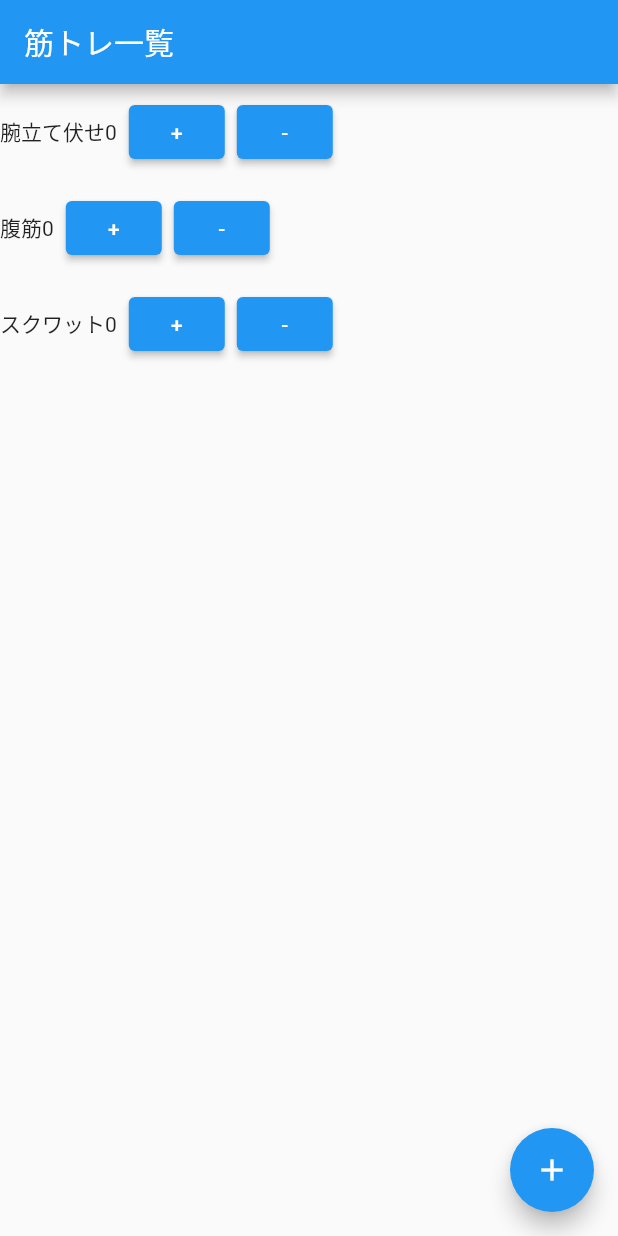
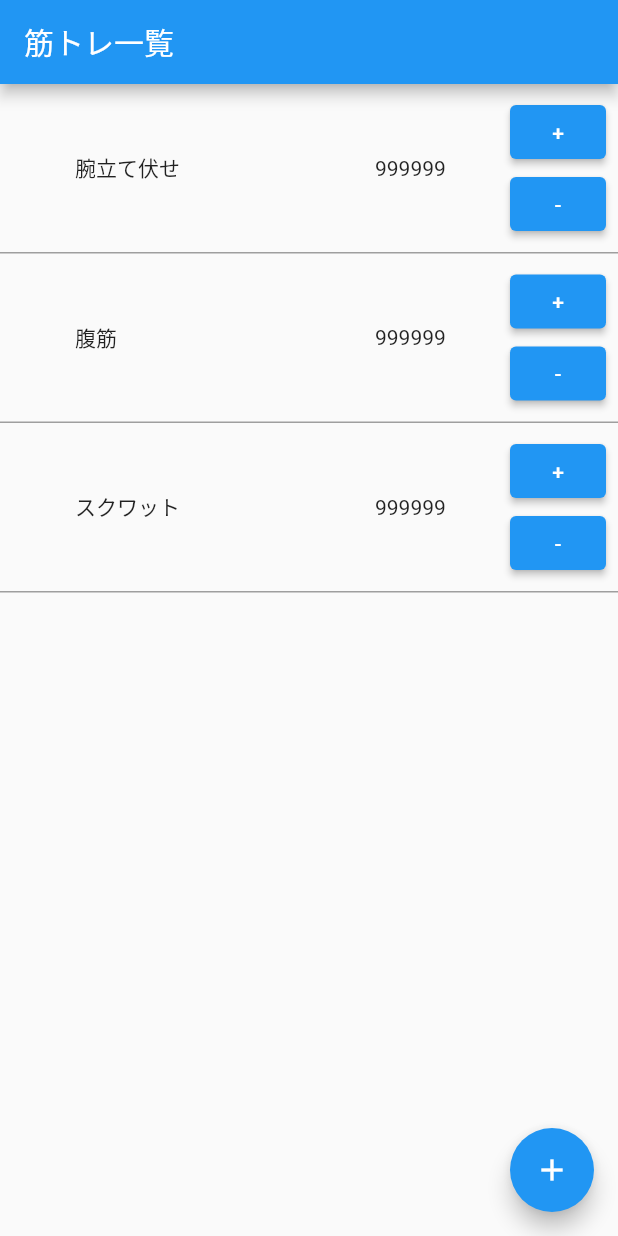
Before and after one commit to i-tanaka730/muscle_training_counter, a Flutter app: the screen it shows after launch, on a phone screen of 412 x 824 dp. Run offline on Flutter 3.47's test engine with Material 2 defaults, Android fonts, the phone set to English and light mode, and no system bars; drawn by our look-alikes of flutter_slidable; our stand-ins replace cloud_firestore, firebase_core; missing offline and left inert: cloud_firestore_web, firebase_core_web; accounts and stored records are empty.

Commit message:
feat: 一覧が表示されるように対応中。

```diff
--- a/src/lib/ui/list/training_list_page.dart
+++ b/src/lib/ui/list/training_list_page.dart
@@ -13,9 +13,9 @@ class TraningListPage extends StatefulWidget {
 
 class _MyHomePageState extends State<TraningListPage> {
   int _counter = 0;
-  List<TrainingItem> _traningItemlist = [
+  final List<TrainingItem> _traningItemlist = [
     TrainingItem("腕立て伏せ", 1500),
-    TrainingItem("腹筋", 800),
+    TrainingItem("腹筋", 99999),
     TrainingItem("スクワット", 3000)
   ];
 
@@ -57,12 +57,25 @@ class _MyHomePageState extends State<TraningListPage> {
           itemBuilder: (context, index) {
             var item = _traningItemlist[index];
             return Slidable(
+              child: Container(
+                decoration: const BoxDecoration(border: Border(bottom: BorderSide(color: Colors.grey))),
                 child: Row(
-                //decoration: const BoxDecoration(border: Border(bottom: BorderSide(color: Colors.grey))),
                   children: <Widget>[
-                  Text(item.getName()),
-                  Text(_counter.toString()),
-                  ButtonBar(
+                    Container(
+                      margin: const EdgeInsets.only(left: 50),
+                      alignment: Alignment.centerLeft,
+                      height: 60,
+                      width: 200,
+                      child: Text(item.getName()),
+                    ),
+                    Container(
+                      alignment: Alignment.centerLeft,
+                      height: 60,
+                      width: 50,
+                      child: Text("999999"),
+                    ),
+                    Expanded(
+                      child: ButtonBar(
                         children: <Widget>[
                           ElevatedButton(
                             child: const Text('+'),
@@ -74,7 +87,9 @@ class _MyHomePageState extends State<TraningListPage> {
                           ),
                         ],
                       ),
+                    ),
                   ],
+                ),
               ),
             );
           }),
```
Also changed, not shown: 1 other file. Lines whose indentation alone changed are shown as unchanged.
